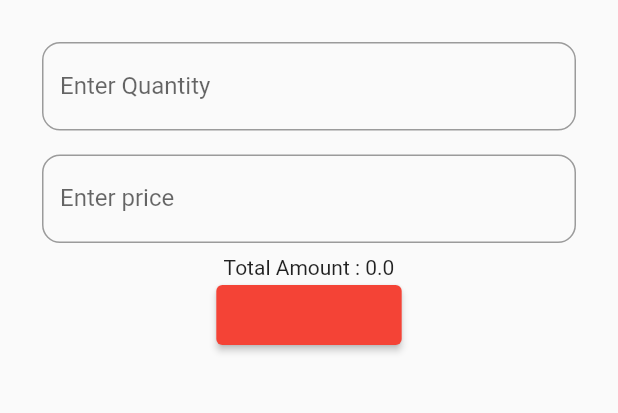
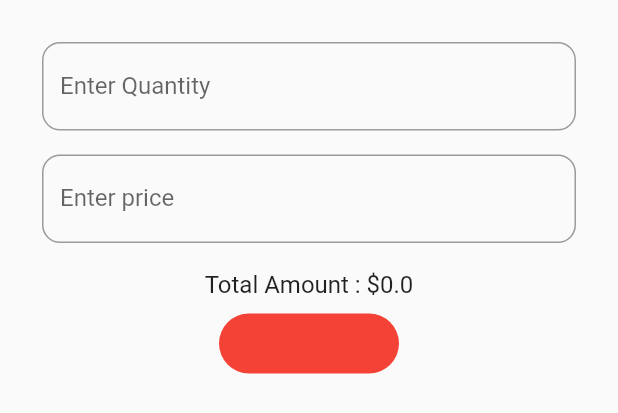
Before and after one commit to Jainaveen-M/stockgram, a Flutter app: the BuySellWidget widget shown alone on an empty page, opened directly with empty values, on a phone screen of 412 x 824 dp. Shown: the top 413 px of the screen. Run offline on Flutter 3.47's test engine with Material 2 defaults, Android fonts, the phone set to English and light mode, and no system bars; our stand-ins replace firebase_auth, firebase_core, flutter_bloc, flutter_secure_storage, fluttertoast, get_it and 1 more; missing offline and left inert: web_socket_client; accounts and stored records are empty; network calls fail.

Commit message:
button changes

```diff
--- a/lib/presentation/screens/buy_sell_popup.dart
+++ b/lib/presentation/screens/buy_sell_popup.dart
@@ -1,4 +1,3 @@
-
 import 'package:flutter/material.dart';
 import 'package:flutter/services.dart';
 import 'package:stockgram/bloc/buy_sell/buy_sell_bloc.dart';
@@ -236,11 +235,17 @@ class _BuySellWidgetState extends State<BuySellWidget> {
               },
             ),
           ),
-          Center(
-            child: Text("Total Amount : $total"),
+          Padding(
+            padding: const EdgeInsets.only(top: 10.0, bottom: 10),
+            child: Center(
+              child: Text(
+                "Total Amount : \$$total",
+                style: const TextStyle(fontSize: 16),
+              ),
+            ),
           ),
-          ElevatedButton(
-            onPressed: () {
+          GestureDetector(
+            onTap: () {
               widget.bloc.add(
                 CreateOrder(
                   code: widget.code,
@@ -251,13 +256,23 @@ class _BuySellWidgetState extends State<BuySellWidget> {
                 ),
               );
             },
-            style: ElevatedButton.styleFrom(
-              fixedSize: Size(MediaQuery.of(context).size.width * 0.3, 40),
-              backgroundColor:
-                  widget.orderType == "Buy" ? Colors.green : Colors.red,
+            child: Container(
+              width: 120,
+              height: 40,
+              decoration: BoxDecoration(
+                  color: widget.orderType == "Buy" ? Colors.green : Colors.red,
+                  borderRadius: BorderRadius.circular(30)),
+              child: Center(
+                child: Text(
+                  widget.orderType,
+                  style: const TextStyle(
+                    fontSize: 16,
+                    color: Colors.white,
+                  ),
+                ),
+              ),
             ),
-            child: Text(widget.orderType),
-          )
+          ),
         ],
       ),
     );
```
